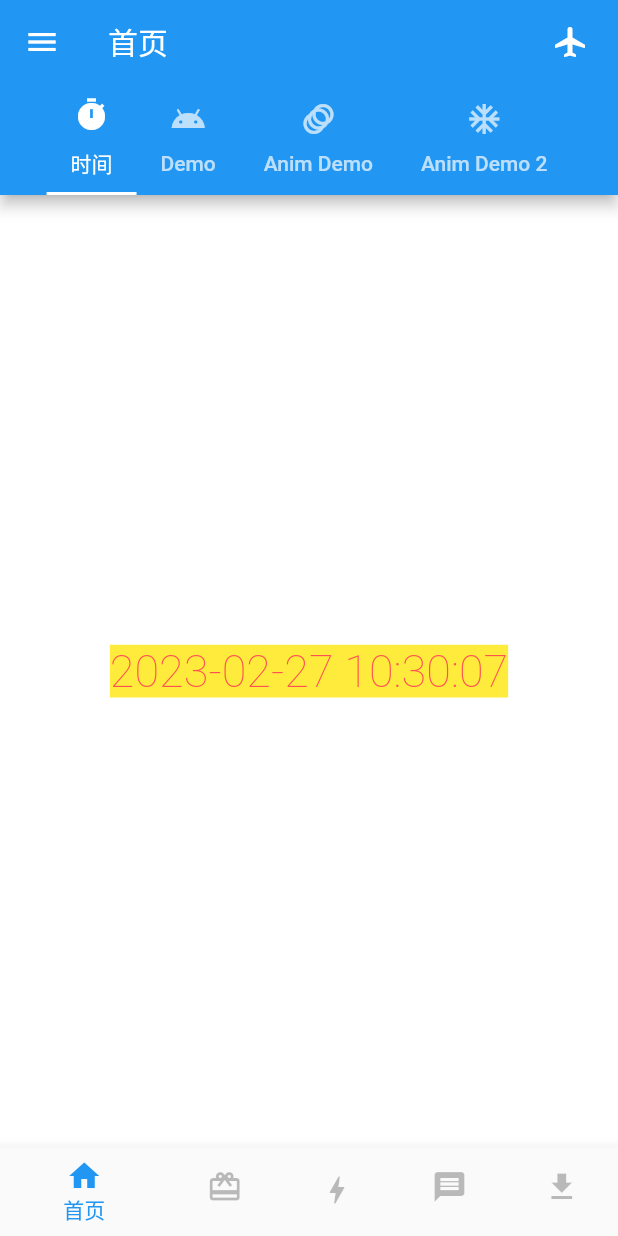
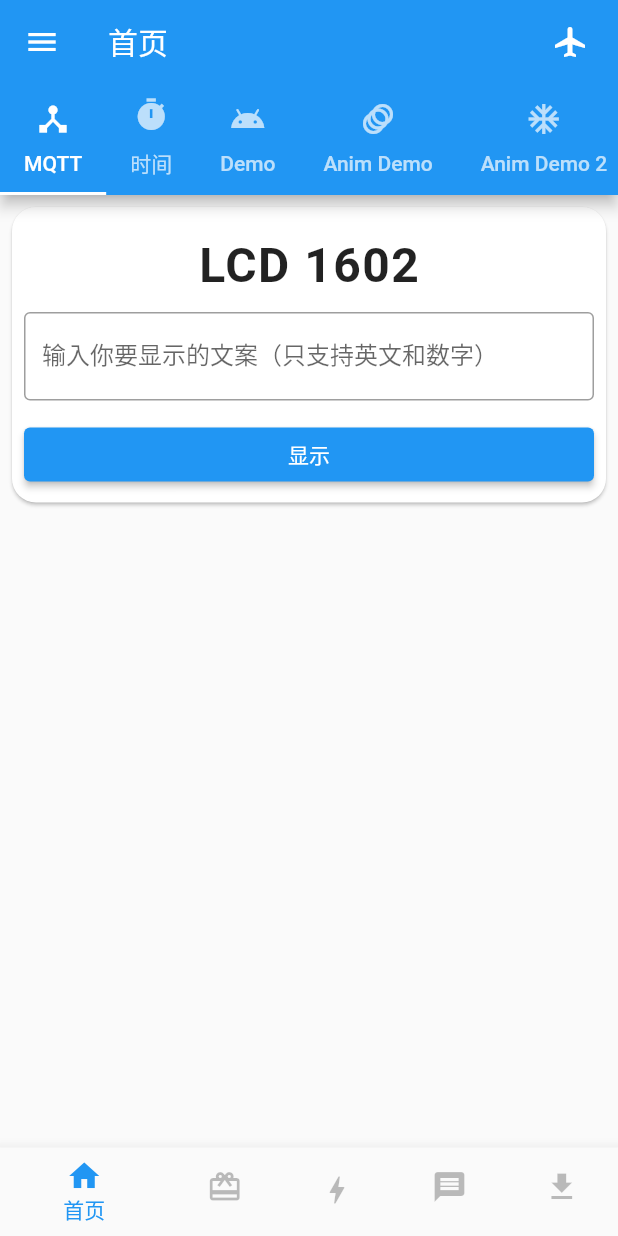
Before and after one commit to Jormunganders/DysonSphere, a Flutter app: the screen it shows after launch, on a phone screen of 412 x 824 dp. Run offline on Flutter 3.47's test engine with Material 2 defaults, Android fonts, the phone set to English and light mode, and no system bars; our stand-ins replace flutter_dotenv; missing offline and left inert: leancloud_storage, mqtt_client.

Commit message:
[Add] mqtt page

```diff
--- a/lib/base/dynamic_tab/tab_store.dart
+++ b/lib/base/dynamic_tab/tab_store.dart
@@ -1,6 +1,7 @@
 import 'package:dyson_spherec_calculator/base/pages/aggregation_page.dart';
 import 'package:dyson_spherec_calculator/base/pages/home_page.dart';
 import 'package:dyson_spherec_calculator/msi/msi_page.dart';
+import 'package:dyson_spherec_calculator/sky/pages/mqtt_page.dart';
 import 'package:dyson_spherec_calculator/sky/pages/time_page.dart';
 import 'package:dyson_spherec_calculator/study/anim_page.dart';
 import 'package:dyson_spherec_calculator/study/download_button.dart';
@@ -14,6 +15,7 @@ class DysonTabStore {
 
   static List<int> getTopTabList() {
     return [
+      TabKey.MQTT.index,
       TabKey.Time.index,
       TabKey.Demo.index,
       TabKey.AnimDemo.index,
@@ -63,7 +65,13 @@ class DysonTabStore {
       name: "MSI",
       icon: Icon(Icons.bolt),
       page: MSIPage(),
-    )
+    ),
+    _quickCreateDynamicTab(
+      TabKey.MQTT.index,
+      name: "MQTT",
+      icon: Icon(Icons.device_hub),
+      page: MQTTPage(),
+    ),
   ];
 
   static DynamicTab _quickCreateDynamicTab(int key,
@@ -90,4 +98,5 @@ enum TabKey {
   DownloadButtonDemo,
   Tally,
   MSI,
+  MQTT,
 }
--- /dev/null
+++ b/lib/sky/mqtt/widgets/lcd_1602_display_control_view.dart
@@ -0,0 +1,58 @@
+import 'package:flutter/material.dart';
+
+/// 控制 LCD1602 显示的操作 View
+class LCD1602DisplayControlView extends StatefulWidget {
+  @override
+  State<StatefulWidget> createState() => _LCD1602DisplayControlState();
+}
+
+class _LCD1602DisplayControlState extends State<LCD1602DisplayControlView> {
+  @override
+  Widget build(BuildContext context) {
+    return Center(
+      child: Column(
+        mainAxisSize: MainAxisSize.min,
+        children: [
+          Align(
+              alignment: Alignment.center,
+              child: Padding(
+                child: Text(
+                  "LCD 1602",
+                  style: TextStyle(
+                    fontSize: 32.0,
+                    letterSpacing: 1,
+                    fontWeight: FontWeight.bold,
+                  ),
+                ),
+                padding: const EdgeInsets.only(
+                  bottom: 12,
+                  top: 12,
+                ),
+              )),
+          TextField(
+            decoration: InputDecoration(
+              border: OutlineInputBorder(),
+              labelText: "输入你要显示的文案（只支持英文和数字）",
+            ),
+          ),
+          Padding(
+            padding: const EdgeInsets.only(
+              top: 12,
+            ),
+          ),
+          Row(
+            mainAxisSize: MainAxisSize.max,
+            children: [
+              Expanded(
+                child: ElevatedButton(
+                  onPressed: () {},
+                  child: const Text("显示"),
+                ),
+              ),
+            ],
+          ),
+        ],
+      ),
+    );
+  }
+}
--- /dev/null
+++ b/lib/sky/pages/mqtt_page.dart
@@ -0,0 +1,22 @@
+import 'package:dyson_spherec_calculator/sky/mqtt/widgets/lcd_1602_display_control_view.dart';
+import 'package:flutter/material.dart';
+
+class MQTTPage extends StatelessWidget {
+  @override
+  Widget build(BuildContext context) {
+    return ListView(
+      padding: const EdgeInsets.fromLTRB(8, 0, 8, 0),
+      children: [
+        Card(
+          shape: RoundedRectangleBorder(
+              borderRadius: BorderRadius.all(Radius.circular(16.0))),
+          margin: const EdgeInsets.only(top: 8),
+          child: Padding(
+            padding: const EdgeInsets.all(8),
+            child: LCD1602DisplayControlView(),
+          ),
+        )
+      ],
+    );
+  }
+}
--- a/pubspec.yaml
+++ b/pubspec.yaml
@@ -12,8 +12,9 @@ dependencies:
     sdk: flutter
   cupertino_icons: ^1.0.2
   provider: ^5.0.0
-  leancloud_storage: ^0.7.8
+  leancloud_storage: ^0.7.10
   flutter_dotenv: ^5.0.2
+  mqtt_client: ^9.7.4
 
 dev_dependencies:
   flutter_test:
```
Also changed, not shown: lib/sky/mqtt/mqtt_factory.dart (added, +83 -0 lines), pubspec.lock, 5 other files.
